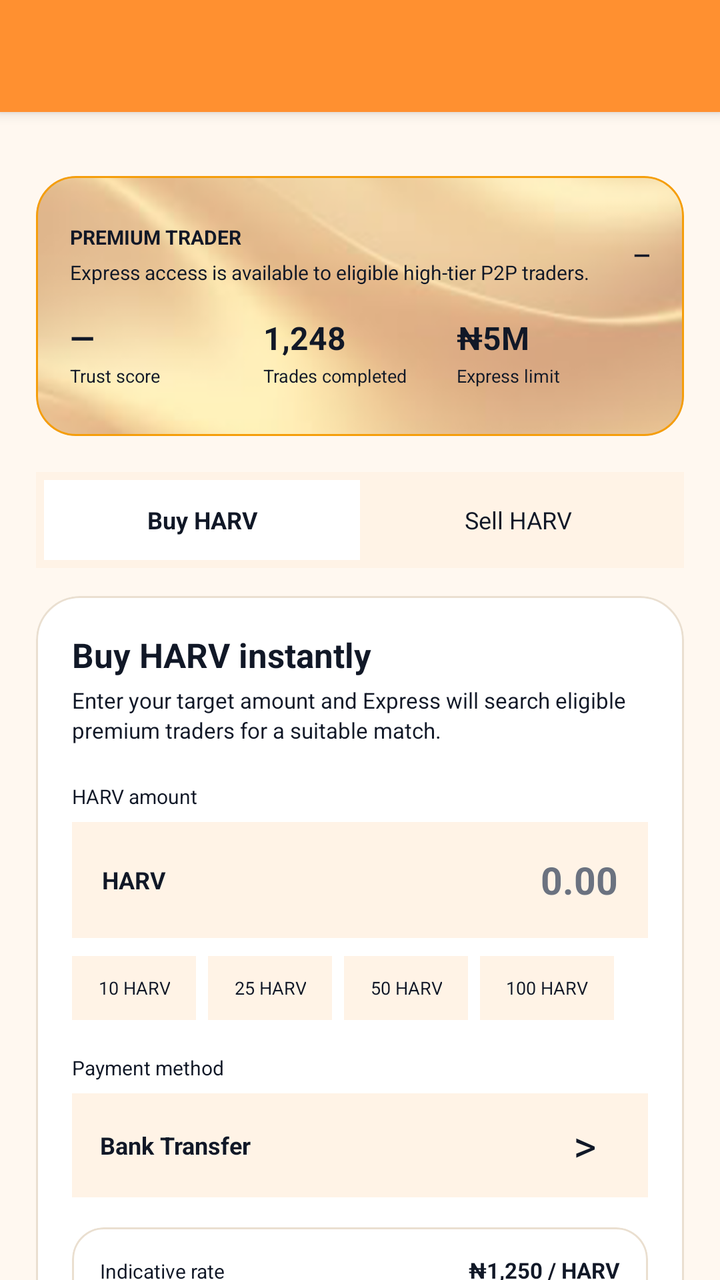
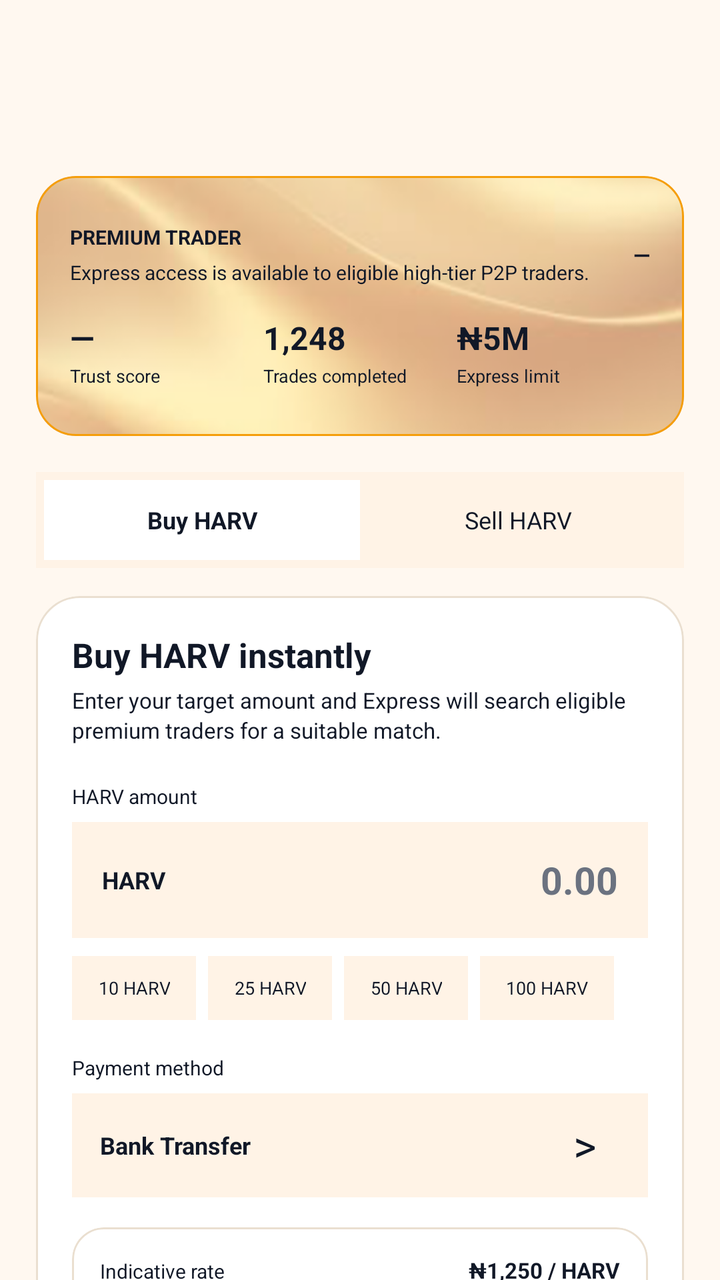

The first picture is an Android layout as it rendered before a commit; the second is the same layout after the commit. The layout source and the unified diff follow.
<!-- AndroidManifest.xml: application theme AppTheme -->
<!-- res/layout/p2p_express.xml -->
<androidx.coordinatorlayout.widget.CoordinatorLayout
	xmlns:android="http://schemas.android.com/apk/res/android"
	xmlns:app="http://schemas.android.com/apk/res-auto"
	xmlns:tools="http://schemas.android.com/tools"
	android:id="@+id/_coordinator"
	android:layout_width="match_parent"
	android:layout_height="match_parent">
	<com.google.android.material.appbar.AppBarLayout
		android:id="@+id/_app_bar"
		android:layout_width="match_parent"
		android:layout_height="wrap_content"
		android:theme="@style/AppTheme.AppBarOverlay">
		<androidx.appcompat.widget.Toolbar
			android:id="@+id/_toolbar"
			android:layout_width="match_parent"
			android:layout_height="?attr/actionBarSize"
			android:background="?attr/appBarColor"
			app:popupTheme="@style/AppTheme.PopupOverlay" />
	</com.google.android.material.appbar.AppBarLayout>
	<androidx.core.widget.NestedScrollView
		android:layout_width="match_parent"
		android:layout_height="match_parent"
		android:background="@color/colorP2pBg"
		android:fillViewport="true"
		android:clipToPadding="false"
		app:layout_behavior="@string/appbar_scrolling_view_behavior">
		<LinearLayout
			android:id="@+id/express_root"
			android:layout_width="match_parent"
			android:layout_height="wrap_content"
			android:paddingTop="16dp"
			android:paddingBottom="35dp"
			android:orientation="vertical"
			android:paddingStart="18dp"
			android:paddingEnd="18dp">
			<com.google.android.material.card.MaterialCardView
				android:id="@+id/card_express_membership"
				android:layout_width="match_parent"
				android:layout_height="wrap_content"
				android:layout_marginTop="16dp"
				app:cardBackgroundColor="@color/colorP2pSurface"
				app:cardCornerRadius="20dp"
				app:cardElevation="0dp"
				app:strokeColor="@color/colorAmber"
				app:strokeWidth="1dp">
				<LinearLayout
					android:id="@+id/linear380"
					android:layout_width="match_parent"
					android:layout_height="130dp"
					android:padding="17dp"
					android:background="@drawable/golden_bkg"
					android:gravity="center_horizontal|center_vertical"
					android:orientation="vertical">
					<LinearLayout
						android:id="@+id/linear381"
						android:layout_width="match_parent"
						android:layout_height="wrap_content"
						android:gravity="center_vertical"
						android:orientation="horizontal">
						<LinearLayout
							android:id="@+id/linear382"
							android:layout_width="0dp"
							android:layout_height="wrap_content"
							android:orientation="vertical"
							android:layout_weight="1">
							<TextView
								android:id="@+id/tv_express_tier"
								android:layout_width="wrap_content"
								android:layout_height="wrap_content"
								android:text="PREMIUM TRADER"
								android:textSize="10sp"
								android:textStyle="bold" />
							<TextView
								android:id="@+id/tv_express_tier_description"
								android:layout_width="match_parent"
								android:layout_height="wrap_content"
								android:layout_marginTop="4dp"
								android:text="Express access is available to eligible high-tier P2P traders."
								android:textSize="10sp" />
						</LinearLayout>
						<TextView
							android:id="@+id/tv_express_tier_level"
							android:layout_width="wrap_content"
							android:layout_height="wrap_content"
							android:text="—"
							android:textSize="11sp"
							android:textStyle="bold" />
					</LinearLayout>
					<LinearLayout
						android:id="@+id/linear383"
						android:layout_width="match_parent"
						android:layout_height="wrap_content"
						android:layout_marginTop="15dp"
						android:orientation="horizontal">
						<LinearLayout
							android:id="@+id/linear384"
							android:layout_width="0dp"
							android:layout_height="wrap_content"
							android:orientation="vertical"
							android:layout_weight="1">
							<TextView
								android:id="@+id/tv_express_trust"
								android:layout_width="wrap_content"
								android:layout_height="wrap_content"
								android:text="—"
								android:textSize="16sp"
								android:textStyle="bold" />
							<TextView
								android:id="@+id/textview228"
								android:layout_width="wrap_content"
								android:layout_height="wrap_content"
								android:layout_marginTop="2dp"
								android:text="Trust score"
								android:textSize="9sp" />
						</LinearLayout>
						<LinearLayout
							android:id="@+id/linear385"
							android:layout_width="0dp"
							android:layout_height="wrap_content"
							android:orientation="vertical"
							android:layout_weight="1">
							<TextView
								android:id="@+id/tv_express_completed"
								android:layout_width="wrap_content"
								android:layout_height="wrap_content"
								android:text="1,248"
								android:textSize="16sp"
								android:textStyle="bold" />
							<TextView
								android:id="@+id/textview229"
								android:layout_width="wrap_content"
								android:layout_height="wrap_content"
								android:layout_marginTop="2dp"
								android:text="Trades completed"
								android:textSize="9sp" />
						</LinearLayout>
						<LinearLayout
							android:id="@+id/linear386"
							android:layout_width="0dp"
							android:layout_height="wrap_content"
							android:orientation="vertical"
							android:layout_weight="1">
							<TextView
								android:id="@+id/tv_express_limit"
								android:layout_width="wrap_content"
								android:layout_height="wrap_content"
								android:text="₦5M"
								android:textSize="16sp"
								android:textStyle="bold" />
							<TextView
								android:id="@+id/textview230"
								android:layout_width="wrap_content"
								android:layout_height="wrap_content"
								android:layout_marginTop="2dp"
								android:text="Express limit"
								android:textSize="9sp" />
						</LinearLayout>
					</LinearLayout>
				</LinearLayout>
			</com.google.android.material.card.MaterialCardView>
			<LinearLayout
				android:id="@+id/express_trade_selector"
				android:layout_width="match_parent"
				android:layout_height="48dp"
				android:layout_marginTop="18dp"
				android:padding="4dp"
				android:background="@color/colorP2pSurfaceAlt"
				android:orientation="horizontal">
				<TextView
					android:id="@+id/express_buy_tab"
					android:layout_width="0dp"
					android:layout_height="match_parent"
					android:background="@color/colorP2pSurface"
					android:gravity="center_horizontal|center_vertical"
					android:text="Buy HARV"
					android:textSize="12sp"
					android:textStyle="bold"
					android:layout_weight="1" />
				<TextView
					android:id="@+id/express_sell_tab"
					android:layout_width="0dp"
					android:layout_height="match_parent"
					android:gravity="center_horizontal|center_vertical"
					android:text="Sell HARV"
					android:textSize="12sp"
					android:layout_weight="1" />
			</LinearLayout>
			<com.google.android.material.card.MaterialCardView
				android:id="@+id/card_express_match"
				android:layout_width="match_parent"
				android:layout_height="wrap_content"
				android:layout_marginTop="14dp"
				app:cardBackgroundColor="@color/colorP2pSurface"
				app:cardCornerRadius="22dp"
				app:cardElevation="0dp"
				app:strokeColor="@color/colorP2pBorder"
				app:strokeWidth="1dp">
				<LinearLayout
					android:id="@+id/linear387"
					android:layout_width="match_parent"
					android:layout_height="wrap_content"
					android:padding="18dp"
					android:orientation="vertical">
					<TextView
						android:id="@+id/tv_express_action_title"
						android:layout_width="wrap_content"
						android:layout_height="wrap_content"
						android:text="Buy HARV instantly"
						android:textSize="17sp"
						android:textStyle="bold" />
					<TextView
						android:id="@+id/tv_express_action_description"
						android:layout_width="match_parent"
						android:layout_height="wrap_content"
						android:layout_marginTop="4dp"
						android:text="Enter your target amount and Express will search eligible premium traders for a suitable match."
						android:textSize="11sp"
						android:lineSpacingExtra="2dp" />
					<TextView
						android:id="@+id/textview231"
						android:layout_width="wrap_content"
						android:layout_height="wrap_content"
						android:layout_marginTop="19dp"
						android:text="HARV amount"
						android:textSize="10sp" />
					<LinearLayout
						android:id="@+id/layout_express_amount"
						android:layout_width="match_parent"
						android:layout_height="58dp"
						android:layout_marginTop="6dp"
						android:background="@color/colorP2pSurfaceAlt"
						android:gravity="center_vertical"
						android:orientation="horizontal"
						android:paddingStart="15dp"
						android:paddingEnd="15dp">
						<TextView
							android:id="@+id/textview232"
							android:layout_width="wrap_content"
							android:layout_height="wrap_content"
							android:text="HARV"
							android:textSize="12sp"
							android:textStyle="bold" />
						<EditText
							android:id="@+id/et_express_amount"
							android:layout_width="0dp"
							android:layout_height="match_parent"
							android:background="@android:color/transparent"
							android:textSize="19sp"
							android:textStyle="bold"
							android:hint="0.00"
							android:inputType="numberDecimal"
							android:layout_weight="1"
							android:gravity="center_vertical|end"
							android:layout_marginStart="10dp" />
					</LinearLayout>
					<HorizontalScrollView
						android:id="@+id/hscroll5"
						android:layout_width="match_parent"
						android:layout_height="wrap_content"
						android:layout_marginTop="9dp"
						android:scrollbars="none">
						<LinearLayout
							android:id="@+id/linear388"
							android:layout_width="wrap_content"
							android:layout_height="wrap_content"
							android:orientation="horizontal">
							<TextView
								android:id="@+id/express_quick_1"
								android:layout_width="wrap_content"
								android:layout_height="32dp"
								android:background="@color/colorP2pSurfaceAlt"
								android:gravity="center_horizontal|center_vertical"
								android:text="10 HARV"
								android:textSize="9sp"
								android:layout_weight="1"
								android:paddingStart="13dp"
								android:paddingEnd="13dp" />
							<TextView
								android:id="@+id/express_quick_2"
								android:layout_width="wrap_content"
								android:layout_height="32dp"
								android:background="@color/colorP2pSurfaceAlt"
								android:gravity="center_horizontal|center_vertical"
								android:text="25 HARV"
								android:textSize="9sp"
								android:layout_weight="1"
								android:layout_marginStart="6dp"
								android:paddingStart="13dp"
								android:paddingEnd="13dp" />
							<TextView
								android:id="@+id/express_quick_3"
								android:layout_width="wrap_content"
								android:layout_height="32dp"
								android:background="@color/colorP2pSurfaceAlt"
								android:gravity="center_horizontal|center_vertical"
								android:text="50 HARV"
								android:textSize="9sp"
								android:layout_weight="1"
								android:layout_marginStart="6dp"
								android:paddingStart="13dp"
								android:paddingEnd="13dp" />
							<TextView
								android:id="@+id/express_quick_4"
								android:layout_width="wrap_content"
								android:layout_height="32dp"
								android:background="@color/colorP2pSurfaceAlt"
								android:gravity="center_horizontal|center_vertical"
								android:text="100 HARV"
								android:textSize="9sp"
								android:layout_weight="1"
								android:layout_marginStart="6dp"
								android:paddingStart="13dp"
								android:paddingEnd="13dp" />
						</LinearLayout>
					</HorizontalScrollView>
					<TextView
						android:id="@+id/textview233"
						android:layout_width="wrap_content"
						android:layout_height="wrap_content"
						android:layout_marginTop="17dp"
						android:text="Payment method"
						android:textSize="10sp" />
					<LinearLayout
						android:id="@+id/layout_express_payment_method"
						android:layout_width="match_parent"
						android:layout_height="52dp"
						android:layout_marginTop="6dp"
						android:background="@color/colorP2pSurfaceAlt"
						android:gravity="center_vertical"
						android:orientation="horizontal"
						android:paddingStart="14dp"
						android:paddingEnd="14dp">
						<TextView
							android:id="@+id/tv_express_payment_method"
							android:layout_width="0dp"
							android:layout_height="wrap_content"
							android:text="Bank Transfer"
							android:textSize="12sp"
							android:textStyle="bold"
							android:layout_weight="1" />
						<TextView
							android:id="@+id/tv_express_payment_arrow"
							android:layout_width="35dp"
							android:layout_height="35dp"
							android:gravity="center_horizontal|center_vertical"
							android:text="&gt;"
							android:textSize="22sp" />
					</LinearLayout>
					<com.google.android.material.card.MaterialCardView
						android:id="@+id/card_express_quote"
						android:layout_width="match_parent"
						android:layout_height="wrap_content"
						android:layout_marginTop="15dp"
						app:cardBackgroundColor="@color/colorP2pSurface"
						app:cardCornerRadius="16dp"
						app:cardElevation="0dp"
						app:strokeColor="@color/colorP2pBorder"
						app:strokeWidth="1dp">
						<LinearLayout
							android:id="@+id/linear389"
							android:layout_width="match_parent"
							android:layout_height="wrap_content"
							android:padding="14dp"
							android:orientation="vertical">
							<LinearLayout
								android:id="@+id/linear390"
								android:layout_width="match_parent"
								android:layout_height="wrap_content"
								android:orientation="horizontal">
								<TextView
									android:id="@+id/textview234"
									android:layout_width="0dp"
									android:layout_height="wrap_content"
									android:text="Indicative rate"
									android:textSize="10sp"
									android:layout_weight="1" />
								<TextView
									android:id="@+id/tv_express_rate"
									android:layout_width="wrap_content"
									android:layout_height="wrap_content"
									android:text="₦1,250 / HARV"
									android:textSize="11sp"
									android:textStyle="bold" />
							</LinearLayout>
							<LinearLayout
								android:id="@+id/linear391"
								android:layout_width="match_parent"
								android:layout_height="wrap_content"
								android:layout_marginTop="9dp"
								android:orientation="horizontal">
								<TextView
									android:id="@+id/textview235"
									android:layout_width="0dp"
									android:layout_height="wrap_content"
									android:text="Estimated fiat"
									android:textSize="10sp"
									android:layout_weight="1" />
								<TextView
									android:id="@+id/tv_express_fiat"
									android:layout_width="wrap_content"
									android:layout_height="wrap_content"
									android:text="₦0"
									android:textSize="11sp"
									android:textStyle="bold" />
							</LinearLayout>
							<LinearLayout
								android:id="@+id/linear392"
								android:layout_width="match_parent"
								android:layout_height="wrap_content"
								android:layout_marginTop="9dp"
								android:orientation="horizontal">
								<TextView
									android:id="@+id/textview236"
									android:layout_width="0dp"
									android:layout_height="wrap_content"
									android:text="Maker / Express fee"
									android:textSize="10sp"
									android:layout_weight="1" />
								<TextView
									android:id="@+id/tv_express_fee"
									android:layout_width="wrap_content"
									android:layout_height="wrap_content"
									android:text="Calculated at match"
									android:textSize="10sp" />
							</LinearLayout>
						</LinearLayout>
					</com.google.android.material.card.MaterialCardView>
					<LinearLayout
						android:id="@+id/layout_express_match_status"
						android:layout_width="match_parent"
						android:layout_height="wrap_content"
						android:layout_marginTop="14dp"
						android:padding="12dp"
						android:background="@color/colorP2pSurfaceAlt"
						android:gravity="center_vertical"
						android:orientation="horizontal">
						<TextView
							android:id="@+id/tv_express_match_indicator"
							android:layout_width="10dp"
							android:layout_height="10dp"
							android:background="@color/colorP2pAccent"
							android:textSize="12sp" />
						<LinearLayout
							android:id="@+id/linear393"
							android:layout_width="0dp"
							android:layout_height="wrap_content"
							android:orientation="vertical"
							android:layout_weight="1"
							android:layout_marginStart="9dp">
							<TextView
								android:id="@+id/tv_express_match_title"
								android:layout_width="wrap_content"
								android:layout_height="wrap_content"
								android:text="Ready for Express matching"
								android:textSize="11sp"
								android:textStyle="bold" />
							<TextView
								android:id="@+id/tv_express_match_description"
								android:layout_width="match_parent"
								android:layout_height="wrap_content"
								android:layout_marginTop="2dp"
								android:text="Your request will be matched against eligible available liquidity."
								android:textSize="9sp" />
						</LinearLayout>
					</LinearLayout>
					<TextView
						android:id="@+id/btn_express_find_match"
						android:layout_width="match_parent"
						android:layout_height="52dp"
						android:layout_marginTop="16dp"
						android:background="@color/colorP2pAccent"
						android:gravity="center_horizontal|center_vertical"
						android:text="Find Express Match"
						android:textSize="12sp"
						android:textStyle="bold" />
				</LinearLayout>
			</com.google.android.material.card.MaterialCardView>
			<TextView
				android:id="@+id/textview237"
				android:layout_width="wrap_content"
				android:layout_height="wrap_content"
				android:layout_marginTop="21dp"
				android:text="Express advantages"
				android:textSize="15sp"
				android:textStyle="bold" />
			<LinearLayout
				android:id="@+id/linear394"
				android:layout_width="match_parent"
				android:layout_height="wrap_content"
				android:layout_marginTop="10dp"
				android:orientation="horizontal">
				<com.google.android.material.card.MaterialCardView
					android:id="@+id/card_express_fast"
					android:layout_width="0dp"
					android:layout_height="wrap_content"
					app:cardBackgroundColor="@color/colorP2pSurface"
					android:layout_weight="1"
					android:layout_marginEnd="5dp"
					app:cardCornerRadius="17dp"
					app:cardElevation="0dp"
					app:strokeColor="@color/colorP2pBorder"
					app:strokeWidth="1dp">
					<LinearLayout
						android:id="@+id/linear395"
						android:layout_width="match_parent"
						android:layout_height="wrap_content"
						android:padding="13dp"
						android:orientation="vertical">
						<TextView
							android:id="@+id/textview238"
							android:layout_width="wrap_content"
							android:layout_height="wrap_content"
							android:text="FAST"
							android:textSize="9sp"
							android:textStyle="bold" />
						<TextView
							android:id="@+id/textview239"
							android:layout_width="match_parent"
							android:layout_height="wrap_content"
							android:layout_marginTop="6dp"
							android:text="Skip manual listing search and request a direct match."
							android:textSize="9sp"
							android:lineSpacingExtra="2dp" />
					</LinearLayout>
				</com.google.android.material.card.MaterialCardView>
				<com.google.android.material.card.MaterialCardView
					android:id="@+id/card_express_premium"
					android:layout_width="0dp"
					android:layout_height="wrap_content"
					app:cardBackgroundColor="@color/colorP2pSurface"
					android:layout_weight="1"
					android:layout_marginStart="5dp"
					app:cardCornerRadius="17dp"
					app:cardElevation="0dp"
					app:strokeColor="@color/colorP2pBorder"
					app:strokeWidth="1dp">
					<LinearLayout
						android:id="@+id/linear396"
						android:layout_width="match_parent"
						android:layout_height="wrap_content"
						android:padding="13dp"
						android:orientation="vertical">
						<TextView
							android:id="@+id/textview240"
							android:layout_width="wrap_content"
							android:layout_height="wrap_content"
							android:text="PREMIUM"
							android:textSize="9sp"
							android:textStyle="bold" />
						<TextView
							android:id="@+id/textview241"
							android:layout_width="match_parent"
							android:layout_height="wrap_content"
							android:layout_marginTop="6dp"
							android:text="Access eligible high-tier counterparties and liquidity."
							android:textSize="9sp"
							android:lineSpacingExtra="2dp" />
					</LinearLayout>
				</com.google.android.material.card.MaterialCardView>
			</LinearLayout>
			<com.google.android.material.card.MaterialCardView
				android:id="@+id/card_express_liquidity"
				android:layout_width="match_parent"
				android:layout_height="wrap_content"
				android:layout_marginTop="12dp"
				app:cardBackgroundColor="@color/colorP2pSurface"
				app:cardCornerRadius="19dp"
				app:cardElevation="0dp"
				app:strokeColor="@color/colorP2pBorder"
				app:strokeWidth="1dp">
				<LinearLayout
					android:id="@+id/linear397"
					android:layout_width="match_parent"
					android:layout_height="wrap_content"
					android:padding="15dp"
					android:orientation="vertical">
					<LinearLayout
						android:id="@+id/linear398"
						android:layout_width="match_parent"
						android:layout_height="wrap_content"
						android:orientation="horizontal">
						<TextView
							android:id="@+id/textview242"
							android:layout_width="0dp"
							android:layout_height="wrap_content"
							android:text="Express liquidity"
							android:textSize="13sp"
							android:textStyle="bold"
							android:layout_weight="1" />
						<TextView
							android:id="@+id/tv_express_liquidity_status"
							android:layout_width="wrap_content"
							android:layout_height="wrap_content"
							android:text="LIVE"
							android:textSize="9sp"
							android:textStyle="bold" />
					</LinearLayout>
					<LinearLayout
						android:id="@+id/linear399"
						android:layout_width="match_parent"
						android:layout_height="wrap_content"
						android:layout_marginTop="13dp"
						android:orientation="horizontal">
						<LinearLayout
							android:id="@+id/linear400"
							android:layout_width="0dp"
							android:layout_height="wrap_content"
							android:orientation="vertical"
							android:layout_weight="1">
							<TextView
								android:id="@+id/tv_express_available_harv"
								android:layout_width="wrap_content"
								android:layout_height="wrap_content"
								android:text="18,420 HARV"
								android:textSize="14sp"
								android:textStyle="bold" />
							<TextView
								android:id="@+id/textview243"
								android:layout_width="wrap_content"
								android:layout_height="wrap_content"
								android:layout_marginTop="2dp"
								android:text="Available liquidity"
								android:textSize="9sp" />
						</LinearLayout>
						<LinearLayout
							android:id="@+id/linear401"
							android:layout_width="0dp"
							android:layout_height="wrap_content"
							android:orientation="vertical"
							android:layout_weight="1">
							<TextView
								android:id="@+id/tv_express_counterparties"
								android:layout_width="wrap_content"
								android:layout_height="wrap_content"
								android:text="24"
								android:textSize="14sp"
								android:textStyle="bold" />
							<TextView
								android:id="@+id/textview244"
								android:layout_width="wrap_content"
								android:layout_height="wrap_content"
								android:layout_marginTop="2dp"
								android:text="Eligible traders"
								android:textSize="9sp" />
						</LinearLayout>
						<LinearLayout
							android:id="@+id/linear402"
							android:layout_width="0dp"
							android:layout_height="wrap_content"
							android:orientation="vertical"
							android:layout_weight="1">
							<TextView
								android:id="@+id/tv_express_average_time"
								android:layout_width="wrap_content"
								android:layout_height="wrap_content"
								android:text="Less than 1 min"
								android:textSize="14sp"
								android:textStyle="bold" />
							<TextView
								android:id="@+id/textview245"
								android:layout_width="wrap_content"
								android:layout_height="wrap_content"
								android:layout_marginTop="2dp"
								android:text="Avg. match time"
								android:textSize="9sp" />
						</LinearLayout>
					</LinearLayout>
				</LinearLayout>
			</com.google.android.material.card.MaterialCardView>
			<com.google.android.material.card.MaterialCardView
				android:id="@+id/card_express_security"
				android:layout_width="match_parent"
				android:layout_height="wrap_content"
				android:layout_marginTop="12dp"
				app:cardBackgroundColor="@color/colorP2pSurface"
				app:cardCornerRadius="18dp"
				app:cardElevation="0dp"
				app:strokeColor="@color/colorP2pBorder"
				app:strokeWidth="1dp">
				<LinearLayout
					android:id="@+id/linear403"
					android:layout_width="match_parent"
					android:layout_height="wrap_content"
					android:padding="15dp"
					android:orientation="horizontal">
					<TextView
						android:id="@+id/textview246"
						android:layout_width="34dp"
						android:layout_height="34dp"
						android:background="@color/colorP2pSurfaceAlt"
						android:gravity="center_horizontal|center_vertical"
						android:text="OK"
						android:textSize="10sp"
						android:textStyle="bold" />
					<LinearLayout
						android:id="@+id/linear404"
						android:layout_width="0dp"
						android:layout_height="wrap_content"
						android:orientation="vertical"
						android:layout_weight="1"
						android:layout_marginStart="10dp">
						<TextView
							android:id="@+id/textview247"
							android:layout_width="wrap_content"
							android:layout_height="wrap_content"
							android:text="Protected P2P execution"
							android:textSize="12sp"
							android:textStyle="bold" />
						<TextView
							android:id="@+id/tv_express_security"
							android:layout_width="match_parent"
							android:layout_height="wrap_content"
							android:layout_marginTop="4dp"
							android:text="Matching does not complete a trade by itself. The selected transaction must still pass the normal order, escrow, payment and blockchain verification flow."
							android:textSize="10sp"
							android:lineSpacingExtra="2dp" />
					</LinearLayout>
				</LinearLayout>
			</com.google.android.material.card.MaterialCardView>
			<TextView
				android:id="@+id/tv_express_footer"
				android:layout_width="match_parent"
				android:layout_height="wrap_content"
				android:layout_marginTop="15dp"
				android:gravity="center_horizontal|center_vertical"
				android:text="Express matches are subject to eligibility, available liquidity, limits and current market conditions."
				android:textSize="9sp"
				android:lineSpacingExtra="2dp" />
		</LinearLayout>
	</androidx.core.widget.NestedScrollView>
</androidx.coordinatorlayout.widget.CoordinatorLayout>
<!-- resources referenced by this layout -->
<resources>
  <color name="colorAmber">#F59E0B</color>
  <color name="colorP2pAccent">#FF9030</color>
  <color name="colorP2pBg">#FFF8F0</color>
  <color name="colorP2pBorder">#EADFD0</color>
  <color name="colorP2pSurface">#FFFFFF</color>
  <color name="colorP2pSurfaceAlt">#FFF3E6</color>
  <style name="AppTheme.PopupOverlay" parent="ThemeOverlay.MaterialComponents.Light" />
  <style name="AppTheme" parent="Theme.MaterialComponents.DayNight.NoActionBar">
          
          <item name="homeAsUpIndicator">@drawable/ic_nav_back</item>
          
          <item name="android:textViewStyle">@style/HarvanaTextView</item>
          <item name="appBarColor">@color/colorAccent</item>
          <item name="onAppBarColor">@color/colorTextOnAccent</item>
          <item name="colorSecondary">@color/colorAccent</item>
          <item name="colorOnSecondary">@color/colorTextOnAccent</item>
          <item name="colorPrimaryVariant">@color/colorAccentDark</item>
          <item name="colorSecondaryVariant">@color/colorAccentDark</item>
          <item name="colorError">@color/colorError</item>
          <item name="colorOnError">@color/colorTextPrimaryWhite</item>
          <item name="colorControlActivated">@color/colorAccent</item>
          <item name="colorControlNormal">@color/colorControlNormal</item>
          <item name="colorControlHighlight">@color/colorAccentRipple</item>
          <item name="android:textColorHighlight">@color/colorAccentStroke</item>
          <item name="android:textColorLink">@color/colorAccentStrong</item>
          <item name="android:editTextColor">@color/colorTextPrimary</item>
          <item name="android:navigationBarColor">@color/colorBackground</item>
          <item name="colorPrimary">@color/colorAccent</item>
          <item name="colorPrimaryDark">@color/colorAccentStrong</item>
          <item name="colorAccent">@color/colorAccent</item>
          <item name="colorSurface">@color/colorSurface</item>
          <item name="colorOnPrimary">@color/colorTextOnAccent</item>
          <item name="colorOnSurface">@color/colorTextPrimary</item>
          <item name="colorOnBackground">@color/colorTextPrimary</item>
          <item name="colorOnSurfaceVariant">@color/colorTextSecondary</item>
          <item name="android:textColorPrimary">@color/colorTextPrimary</item>
          <item name="android:textColorSecondary">@color/colorTextSecondary</item>
          <item name="android:textColorHint">@color/colorTextTertiary</item>
          <item name="android:statusBarColor">?attr/appBarColor</item>
          <item name="android:windowLightStatusBar">true</item>
          <item name="android:windowBackground">@color/colorBackground</item>
          <item name="alertDialogTheme">@style/HarvanaAlertDialog</item>
          <item name="materialAlertDialogTheme">@style/HarvanaAlertDialog</item>
          <item name="bottomSheetDialogTheme">@style/HarvanaBottomSheetDialog</item>
      </style>
  <style name="HarvanaTextView" parent="android:Widget.TextView">
          <item name="android:textColor">@color/colorTextPrimary</item>
      </style>
  <color name="colorAccent">#FF9030</color>
  <color name="colorTextOnAccent">#111827</color>
  <color name="colorAccentDark">#E57A14</color>
  <color name="colorError">#EF4444</color>
  <color name="colorTextPrimaryWhite">#FFFFFF</color>
  <color name="colorControlNormal">#6B7280</color>
  <color name="colorAccentRipple">#1AFF9030</color>
  <color name="colorAccentStroke">#33FF9030</color>
  <color name="colorAccentStrong">#B85F0A</color>
  <color name="colorTextPrimary">#111827</color>
  <color name="colorBackground">#FFF8F0</color>
  <color name="colorSurface">#FFFFFF</color>
  <color name="colorTextSecondary">#4B5563</color>
  <color name="colorTextTertiary">#6B7280</color>
  <style name="HarvanaDialogButton" parent="Widget.MaterialComponents.Button.TextButton.Dialog">
          <item name="android:textColor">@color/colorAccent</item>
          <item name="android:minHeight">48dp</item>
      </style>
  <!-- unchanged entries left out for length: 7 -->
</resources>

<!-- the commit's change to res/layout/p2p_express.xml (unified diff, before → after) -->
@@ -9,7 +9,9 @@
 		android:id="@+id/_app_bar"
 		android:layout_width="match_parent"
 		android:layout_height="wrap_content"
-		android:theme="@style/AppTheme.AppBarOverlay">
+		android:theme="@style/AppTheme.AppBarOverlay"
+		app:elevation="0dp"
+		android:stateListAnimator="@null">
 		<androidx.appcompat.widget.Toolbar
 			android:id="@+id/_toolbar"
 			android:layout_width="match_parent"
<!-- resource entries referenced after the edit -->
@@ -12,8 +12,8 @@
           <item name="homeAsUpIndicator">@drawable/ic_nav_back</item>
           
           <item name="android:textViewStyle">@style/HarvanaTextView</item>
-          <item name="appBarColor">@color/colorAccent</item>
-          <item name="onAppBarColor">@color/colorTextOnAccent</item>
+          <item name="appBarColor">@color/colorBackground</item>
+          <item name="onAppBarColor">@color/colorTextPrimary</item>
           <item name="colorSecondary">@color/colorAccent</item>
           <item name="colorOnSecondary">@color/colorTextOnAccent</item>
           <item name="colorPrimaryVariant">@color/colorAccentDark</item>
